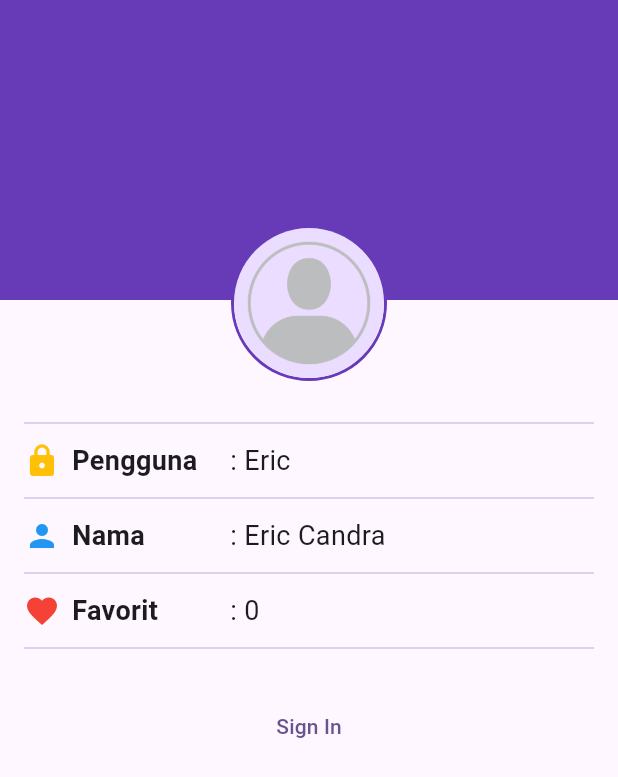
After one commit to 2024-2025-Gasal-PABI-SI5A/project-wisata-candi-djalisuandre, a Flutter app: the ProfileScreen screen opened directly, on a phone screen of 412 x 824 dp. The commit adds this screen. Shown: the top 777 px of the screen. Run offline on Flutter 3.47's test engine with Material 3 defaults, Android fonts, the phone set to English and light mode, and no system bars; our stand-ins replace cached_network_image; network calls fail.

Commit message:
updates part 3

```diff
--- a/wisata_candi/lib/main.dart
+++ b/wisata_candi/lib/main.dart
@@ -1,6 +1,7 @@
 import 'package:flutter/material.dart';
 import 'package:wisata_candi/screens/detail_screen.dart';
 import 'package:wisata_candi/data/candi_data.dart';
+import 'package:wisata_candi/screens/profile_screen.dart';
 
 void main() {
   runApp(const MainApp());
--- /dev/null
+++ b/wisata_candi/lib/screens/profile_screen.dart
@@ -0,0 +1,219 @@
+import 'package:flutter/material.dart';
+
+class ProfileScreen extends StatefulWidget {
+  const ProfileScreen({super.key});
+
+  @override
+  State<ProfileScreen> createState() => _ProfileScreenState();
+}
+
+class _ProfileScreenState extends State<ProfileScreen> {
+  // Deklarasi variabel yang dibutuhkan
+  bool isSignedIn = false;
+  String fullName = 'Eric Candra';
+  String userName = 'Eric';
+  int favoriteCandiCount = 0;
+
+  // Implementasi fungsi sign in
+  void SignIn() {
+    setState(() {
+      isSignedIn = !isSignedIn;
+    });
+  }
+
+  // Implementasi fungsi sign out
+  void SignOut() {
+    setState(() {
+      isSignedIn = !isSignedIn;
+    });
+  }
+
+  @override
+  Widget build(BuildContext context) {
+    return Scaffold(
+      body: Stack(
+        children: [
+          Container(
+            height: 200,
+            width: double.infinity,
+            color: Colors.deepPurple,
+          ),
+          Padding(
+            padding: const EdgeInsets.symmetric(horizontal: 16),
+            child: Column(
+              children: [
+                // Profile header/ Gambar profil
+                Align(
+                  alignment: Alignment.topCenter,
+                  child: Padding(
+                    padding: const EdgeInsets.only(top: 150),
+                    child: Stack(
+                      alignment: Alignment.bottomRight,
+                      children: [
+                        Container(
+                          decoration: BoxDecoration(
+                              border: Border.all(
+                                color: Colors.deepPurple,
+                                width: 2,
+                              ),
+                              shape: BoxShape.circle),
+                          child: const CircleAvatar(
+                            radius: 50,
+                            backgroundImage:
+                                AssetImage('images/placeholder_image.png'),
+                          ),
+                        ),
+                        if (isSignedIn)
+                          IconButton(
+                            onPressed: () {},
+                            icon: Icon(
+                              Icons.camera_alt,
+                              color: Colors.deepPurple[50],
+                            ),
+                          ),
+                      ],
+                    ),
+                  ),
+                ),
+                // Profile info / info profil
+                // baris 1 pengguna
+                const SizedBox(
+                  height: 20,
+                ),
+                Divider(
+                  color: Colors.deepPurple[100],
+                ),
+                const SizedBox(
+                  height: 4,
+                ),
+                Row(
+                  children: [
+                    SizedBox(
+                      width: MediaQuery.of(context).size.width / 3,
+                      child: const Row(
+                        children: [
+                          Icon(
+                            Icons.lock,
+                            color: Colors.amber,
+                          ),
+                          SizedBox(
+                            width: 8,
+                          ),
+                          Text(
+                            'Pengguna',
+                            style: TextStyle(
+                                fontSize: 18, fontWeight: FontWeight.bold),
+                          ),
+                        ],
+                      ),
+                    ),
+                    Expanded(
+                      child: Text(
+                        ': $userName',
+                        style: TextStyle(fontSize: 18),
+                      ),
+                    ),
+                  ],
+                ),
+                // baris 2 Nama
+                const SizedBox(
+                  height: 4,
+                ),
+                Divider(
+                  color: Colors.deepPurple[100],
+                ),
+                const SizedBox(
+                  height: 4,
+                ),
+                Row(
+                  children: [
+                    SizedBox(
+                      width: MediaQuery.of(context).size.width / 3,
+                      child: const Row(
+                        children: [
+                          Icon(
+                            Icons.person,
+                            color: Colors.blue,
+                          ),
+                          SizedBox(
+                            width: 8,
+                          ),
+                          Text(
+                            'Nama',
+                            style: TextStyle(
+                                fontSize: 18, fontWeight: FontWeight.bold),
+                          ),
+                        ],
+                      ),
+                    ),
+                    Expanded(
+                      child: Text(
+                        ': $fullName',
+                        style: TextStyle(fontSize: 18),
+                      ),
+                    ),
+                    if (isSignedIn) const Icon(Icons.edit),
+                  ],
+                ),
+                // baris 3 Favorit
+                const SizedBox(
+                  height: 4,
+                ),
+                Divider(
+                  color: Colors.deepPurple[100],
+                ),
+                const SizedBox(
+                  height: 4,
+                ),
+                Row(
+                  children: [
+                    SizedBox(
+                      width: MediaQuery.of(context).size.width / 3,
+                      child: const Row(
+                        children: [
+                          Icon(
+                            Icons.favorite,
+                            color: Colors.red,
+                          ),
+                          SizedBox(
+                            width: 8,
+                          ),
+                          Text(
+                            'Favorit',
+                            style: TextStyle(
+                                fontSize: 18, fontWeight: FontWeight.bold),
+                          ),
+                        ],
+                      ),
+                    ),
+                    Expanded(
+                      child: Text(
+                        ': $favoriteCandiCount',
+                        style: TextStyle(fontSize: 18),
+                      ),
+                    ),
+                  ],
+                ),
+                // sign in / sign out
+                const SizedBox(
+                  height: 4,
+                ),
+                Divider(
+                  color: Colors.deepPurple[100],
+                ),
+                const SizedBox(
+                  height: 20,
+                ),
+                isSignedIn
+                    ? TextButton(
+                        onPressed: SignOut, child: const Text('Sign Out'))
+                    : TextButton(
+                        onPressed: SignIn, child: const Text('Sign In'))
+              ],
+            ),
+          ),
+        ],
+      ),
+    );
+  }
+}
```
